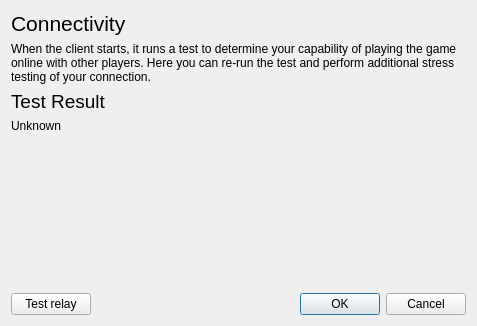
Old version of the form res/connectivity/connectivity.ui in the repository FAForever/client.
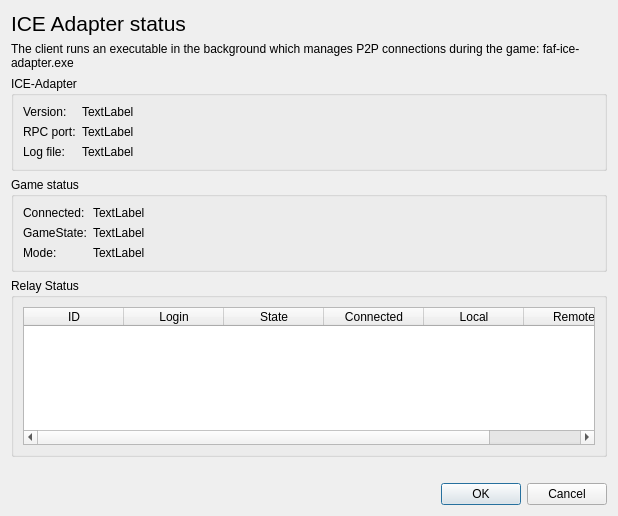
New version of the form.

Commit message: reenable ConnectivityDialog

```diff
--- a/res/connectivity/connectivity.ui
+++ b/res/connectivity/connectivity.ui
@@ -6,8 +6,8 @@
    <rect>
     <x>0</x>
     <y>0</y>
-    <width>477</width>
-    <height>326</height>
+    <width>618</width>
+    <height>516</height>
    </rect>
   </property>
   <property name="sizePolicy">
@@ -19,8 +19,8 @@
   <property name="windowTitle">
    <string>Connectivity</string>
   </property>
-  <layout class="QFormLayout" name="formLayout">
-   <item row="0" column="0" colspan="2">
+  <layout class="QVBoxLayout" name="verticalLayout">
+   <item>
     <widget class="QLabel" name="label_2">
      <property name="font">
       <font>
@@ -28,14 +28,14 @@
       </font>
      </property>
      <property name="text">
-      <string>Connectivity</string>
+      <string>ICE Adapter status</string>
      </property>
     </widget>
    </item>
-   <item row="2" column="0" colspan="2">
+   <item>
     <widget class="QLabel" name="label">
      <property name="text">
-      <string>When the client starts, it runs a test to determine your capability of playing the game online with other players. Here you can re-run the test and perform additional stress testing of your connection.</string>
+      <string>The client runs an executable in the background which manages P2P connections during the game: faf-ice-adapter.exe</string>
      </property>
      <property name="alignment">
       <set>Qt::AlignLeading|Qt::AlignLeft|Qt::AlignTop</set>
@@ -45,19 +45,174 @@
      </property>
     </widget>
    </item>
-   <item row="4" column="0" colspan="2">
-    <widget class="QLabel" name="label_3">
-     <property name="font">
-      <font>
-       <pointsize>14</pointsize>
-      </font>
+   <item>
+    <widget class="QGroupBox" name="groupBox_3">
+     <property name="title">
+      <string>ICE-Adapter</string>
      </property>
+     <layout class="QFormLayout" name="formLayout_2">
+      <item row="0" column="0">
+       <widget class="QLabel" name="label_6">
+        <property name="text">
+         <string>Version:</string>
+        </property>
+       </widget>
+      </item>
+      <item row="0" column="1">
+       <widget class="QLabel" name="label_version">
+        <property name="text">
+         <string>TextLabel</string>
+        </property>
+       </widget>
+      </item>
+      <item row="1" column="0">
+       <widget class="QLabel" name="label_7">
+        <property name="text">
+         <string>RPC port:</string>
+        </property>
+       </widget>
+      </item>
+      <item row="1" column="1">
+       <widget class="QLabel" name="label_rpc_port">
+        <property name="text">
+         <string>TextLabel</string>
+        </property>
+       </widget>
+      </item>
+      <item row="2" column="0">
+       <widget class="QLabel" name="label_8">
+        <property name="text">
+         <string>Log file:</string>
+        </property>
+       </widget>
+      </item>
+      <item row="2" column="1">
+       <widget class="QLabel" name="label_log_file">
+        <property name="text">
+         <string>TextLabel</string>
+        </property>
+       </widget>
+      </item>
+     </layout>
+    </widget>
+   </item>
+   <item>
+    <widget class="QGroupBox" name="groupBox">
+     <property name="title">
+      <string>Game status</string>
+     </property>
+     <layout class="QFormLayout" name="formLayout">
+      <item row="0" column="0">
+       <widget class="QLabel" name="label_3">
+        <property name="text">
+         <string>Connected:</string>
+        </property>
+       </widget>
+      </item>
+      <item row="1" column="0">
+       <widget class="QLabel" name="label_4">
+        <property name="text">
+         <string>GameState:</string>
+        </property>
+       </widget>
+      </item>
+      <item row="2" column="0">
+       <widget class="QLabel" name="label_5">
+        <property name="text">
+         <string>Mode:</string>
+        </property>
+       </widget>
+      </item>
+      <item row="0" column="1">
+       <widget class="QLabel" name="label_connected">
+        <property name="text">
+         <string>TextLabel</string>
+        </property>
+       </widget>
+      </item>
+      <item row="1" column="1">
+       <widget class="QLabel" name="label_gamestate">
+        <property name="text">
+         <string>TextLabel</string>
+        </property>
+       </widget>
+      </item>
+      <item row="2" column="1">
+       <widget class="QLabel" name="label_mode">
+        <property name="text">
+         <string>TextLabel</string>
+        </property>
+       </widget>
+      </item>
+     </layout>
+    </widget>
+   </item>
+   <item>
+    <widget class="QGroupBox" name="groupBox_2">
+     <property name="title">
+      <string>Relay Status</string>
+     </property>
+     <layout class="QVBoxLayout" name="verticalLayout_2">
+      <item>
+       <widget class="QTableWidget" name="table_relays">
+        <property name="contextMenuPolicy">
+         <enum>Qt::CustomContextMenu</enum>
+        </property>
+        <property name="alternatingRowColors">
+         <bool>true</bool>
+        </property>
+        <property name="selectionMode">
+         <enum>QAbstractItemView::SingleSelection</enum>
+        </property>
+        <property name="selectionBehavior">
+         <enum>QAbstractItemView::SelectRows</enum>
+        </property>
+        <attribute name="horizontalHeaderStretchLastSection">
+         <bool>true</bool>
+        </attribute>
+        <column>
+         <property name="text">
+          <string>ID</string>
+         </property>
+        </column>
+        <column>
+         <property name="text">
+          <string>Login</string>
+         </property>
+        </column>
+        <column>
+         <property name="text">
+          <string>State</string>
+         </property>
+        </column>
+        <column>
+         <property name="text">
+          <string>Connected</string>
+         </property>
+        </column>
+        <column>
+         <property name="text">
+          <string>Local</string>
+         </property>
+        </column>
+        <column>
+         <property name="text">
+          <string>Remote</string>
+         </property>
+        </column>
+       </widget>
+      </item>
+     </layout>
+    </widget>
+   </item>
+   <item>
+    <widget class="QLabel" name="relay_test_label">
      <property name="text">
-      <string>Test Result</string>
+      <string/>
      </property>
     </widget>
    </item>
-   <item row="11" column="1">
+   <item>
     <widget class="QDialogButtonBox" name="buttonBox">
      <property name="orientation">
       <enum>Qt::Horizontal</enum>
@@ -67,53 +222,6 @@
      </property>
     </widget>
    </item>
-   <item row="11" column="0">
-    <widget class="QPushButton" name="runTestButton">
-     <property name="text">
-      <string>Test relay</string>
-     </property>
-    </widget>
-   </item>
-   <item row="8" column="1">
-    <spacer name="verticalSpacer">
-     <property name="orientation">
-      <enum>Qt::Vertical</enum>
-     </property>
-     <property name="sizeHint" stdset="0">
-      <size>
-       <width>20</width>
-       <height>40</height>
-      </size>
-     </property>
-    </spacer>
-   </item>
-   <item row="10" column="1">
-    <spacer name="verticalSpacer_2">
-     <property name="orientation">
-      <enum>Qt::Vertical</enum>
-     </property>
-     <property name="sizeHint" stdset="0">
-      <size>
-       <width>20</width>
-       <height>40</height>
-      </size>
-     </property>
-    </spacer>
-   </item>
-   <item row="9" column="0">
-    <widget class="QLabel" name="relay_test_label">
-     <property name="text">
-      <string/>
-     </property>
-    </widget>
-   </item>
-   <item row="7" column="0">
-    <widget class="QLabel" name="test_result_label">
-     <property name="text">
-      <string>Unknown</string>
-     </property>
-    </widget>
-   </item>
   </layout>
  </widget>
  <resources/>
```
The commit also changes 3 other files.
